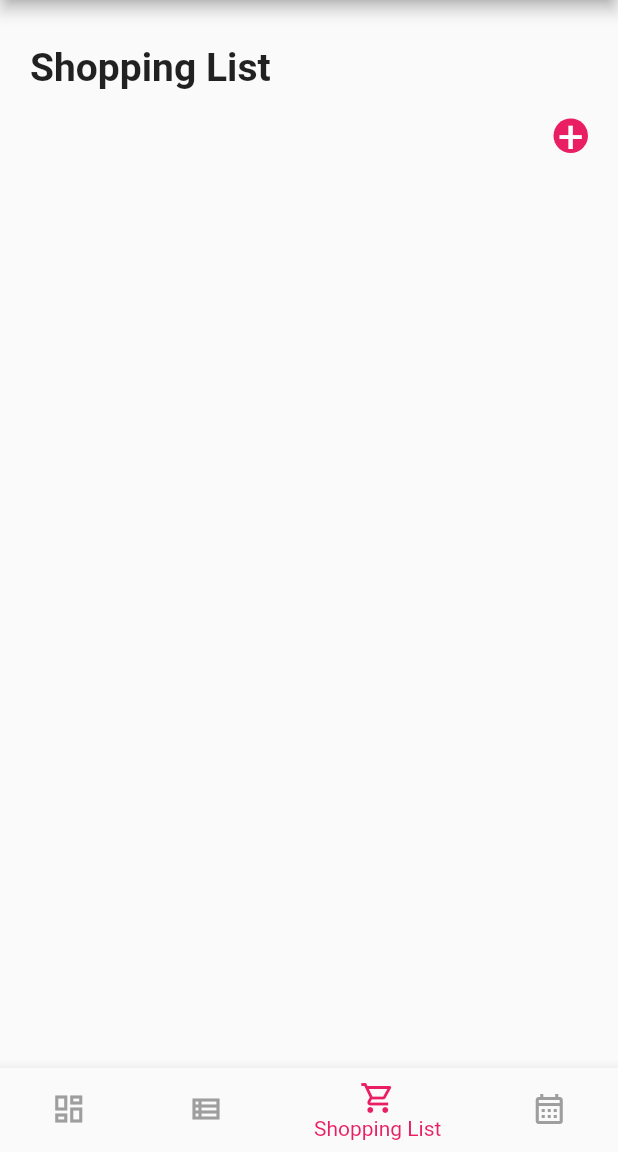
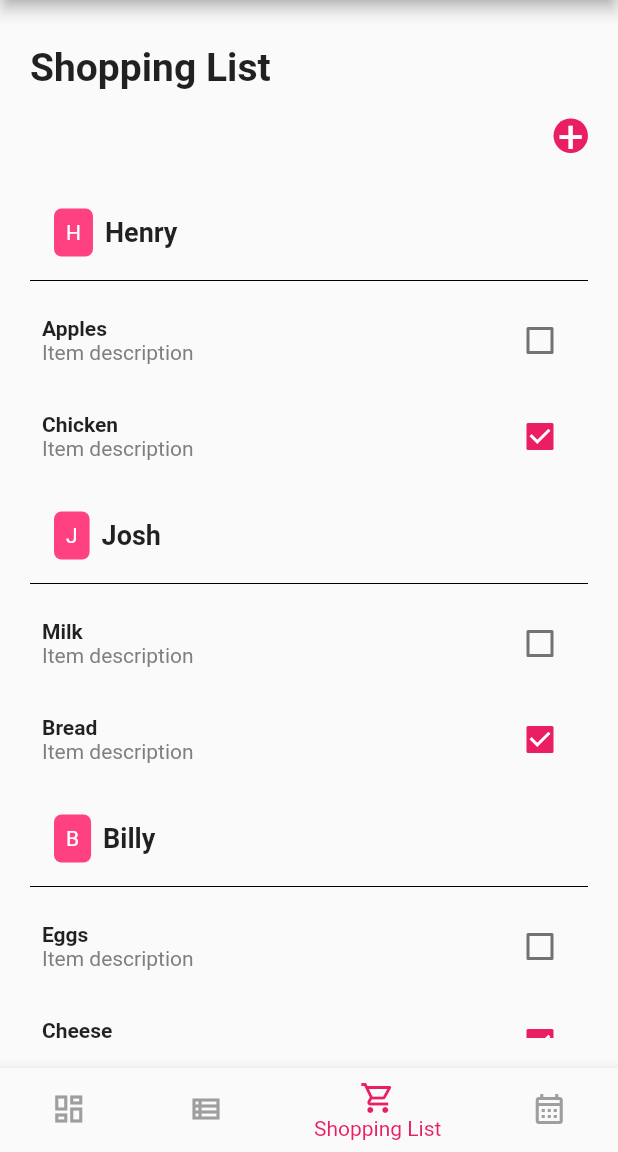
Before and after one commit to Jdd2020/rumii, a Flutter app: the ShoppingListView screen opened by its route, on a phone screen of 412 x 824 dp, the part 84-1236 px from its top. Run offline on Flutter 3.47's test engine with Material 2 defaults, Android fonts, the phone set to English and light mode, and no system bars; missing offline and left inert: dart:ffi.

Commit message:
shopping_list_view.dart

```diff
--- a/lib/views/Shopping/shopping_list_view.dart
+++ b/lib/views/Shopping/shopping_list_view.dart
@@ -73,13 +73,169 @@ class _ShoppingListViewState extends State<ShoppingListView> {
             ),
             const SizedBox(height: 20),
             // add the list
-              ])),
+            Expanded(
+              child: ListView.separated(
+                itemCount: users.length,
+                separatorBuilder: (BuildContext context, int index) {
+                  return const SizedBox(height: 10);
+                },
+                itemBuilder: (context, userIndex) {
+                  final user = users[userIndex];
+                  return Column(
+                    children: [
+                      Padding(
+                        padding: const EdgeInsets.all(8),
+                        child: Row(
+                          children: [
+                            Container(
+                              margin: const EdgeInsets.symmetric(horizontal: 8),
+                              padding: const EdgeInsets.all(8),
+                              decoration: BoxDecoration(
+                                color: Colors.pinkAccent,
+                                borderRadius: BorderRadius.circular(5),
+                              ),
+                              child: Text(
+                                user.name[0],
+                                style: const TextStyle(color: Colors.white),
+                              ),
+                            ),
+                            Text(
+                              user.name,
+                              style: const TextStyle(
+                                fontSize: 18,
+                                fontWeight: FontWeight.bold,
+                              ),
+                            ),
+                          ],
+                        ),
+                      ),
+                      const Divider(color: Colors.black),
+                      ListView.builder(
+                        shrinkWrap: true,
+                        physics: const NeverScrollableScrollPhysics(),
+                        itemCount: user.shoppingItems.length,
+                        itemBuilder: (context, itemIndex) {
+                          final item = user.shoppingItems[itemIndex];
+                          return _buildShoppingItem(item);
+                        },
+                      ),
+                    ],
+                  );
+                },
+              ),
+            ),
+          ],
+        ),
+      ),
       bottomNavigationBar: CustomBottomNavigationBar(
         currentRoute: '/shopping_list',
         onRouteChanged: (route) {
-            Navigator.of(context)
-                .pushNamed(route); // navigate to a different view
-          }),
+          Navigator.of(context).pushNamed(route);
+        },
+      ),
+    );
+  }
+
+  Widget _buildShoppingItem(ShoppingItem item) {
+    return InkWell(
+      onTap: () {
+        // Handle item tap
+      },
+      child: Padding(
+        padding: const EdgeInsets.all(8.0),
+        child: Row(
+          children: [
+            Column(
+              crossAxisAlignment: CrossAxisAlignment.start,
+              children: [
+                Text(
+                  item.itemName,
+                  style: const TextStyle(fontWeight: FontWeight.bold),
+                ),
+                const Row(
+                  children: [
+                    Text(
+                      'Item description',
+                      style: TextStyle(
+                        color: Color.fromARGB(227, 112, 112, 112),
+                      ),
+                    ),
+                  ],
+                ),
+              ],
+            ),
+            const Spacer(),
+            Checkbox(
+              value: item.isChecked,
+              onChanged: (value) {
+                setState(() {
+                  item.isChecked = value ?? false;
+                });
+              },
+            ),
+          ],
+        ),
+      ),
     );
   }
 }
+
+// Fake data
+class User {
+  final String name;
+  final List<ShoppingItem> shoppingItems;
+
+  User({required this.name, required this.shoppingItems});
+}
+
+class ShoppingItem {
+  String itemName;
+  bool isChecked;
+
+  ShoppingItem({
+    required this.itemName,
+    required this.isChecked,
+  });
+}
+
+List<User> users = [
+  User(
+    name: 'Henry',
+    shoppingItems: [
+      ShoppingItem(
+        itemName: 'Apples',
+        isChecked: false,
+      ),
+      ShoppingItem(
+        itemName: 'Chicken',
+        isChecked: true,
+      ),
+    ],
+  ),
+  User(
+    name: 'Josh',
+    shoppingItems: [
+      ShoppingItem(
+        itemName: 'Milk',
+        isChecked: false,
+      ),
+      ShoppingItem(
+        itemName: 'Bread',
+        isChecked: true,
+      ),
+    ],
+  ),
+  User(
+    name: 'Billy',
+    shoppingItems: [
+      ShoppingItem(
+        itemName: 'Eggs',
+        isChecked: false,
+      ),
+      ShoppingItem(
+        itemName: 'Cheese',
+        isChecked: true,
+      ),
+    ],
+  ),
+];
```
Lines whose indentation alone changed are shown as unchanged.
